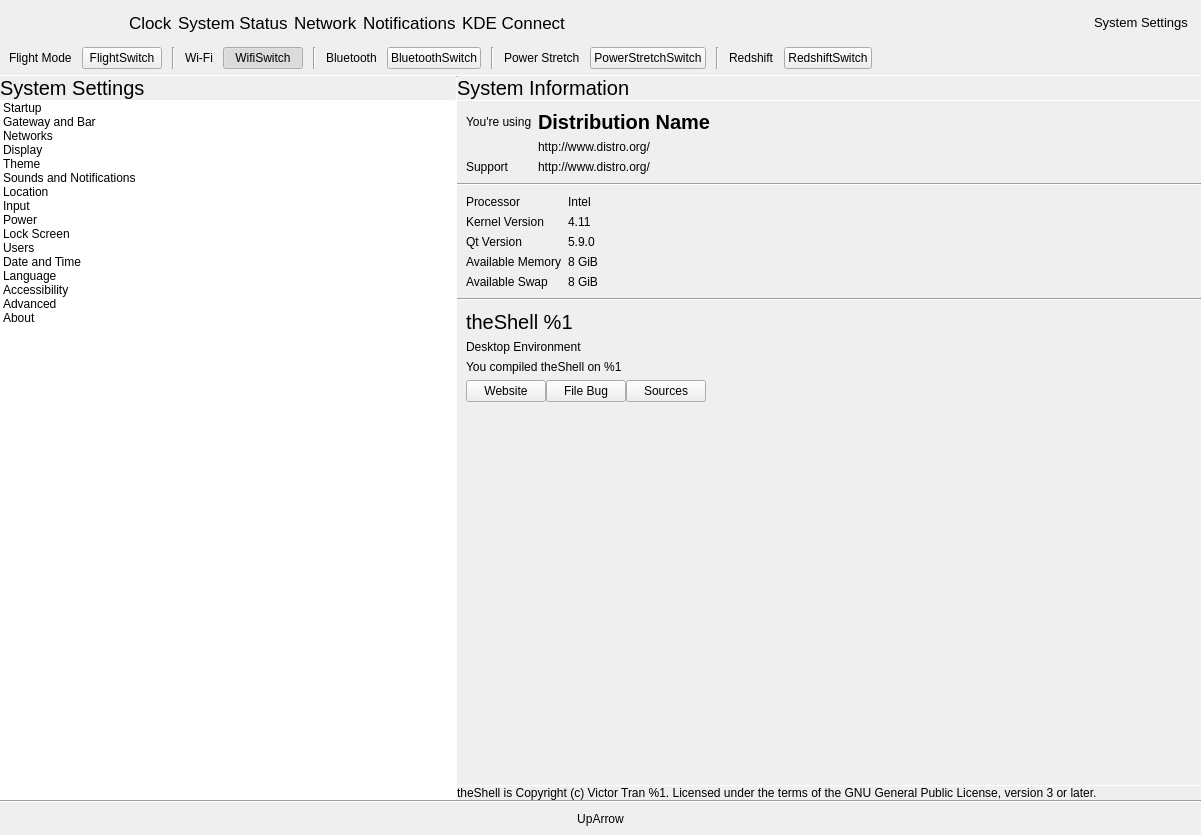
Qt form shell/infopanedropdown.ui (vicr123/theshell) before a commit.
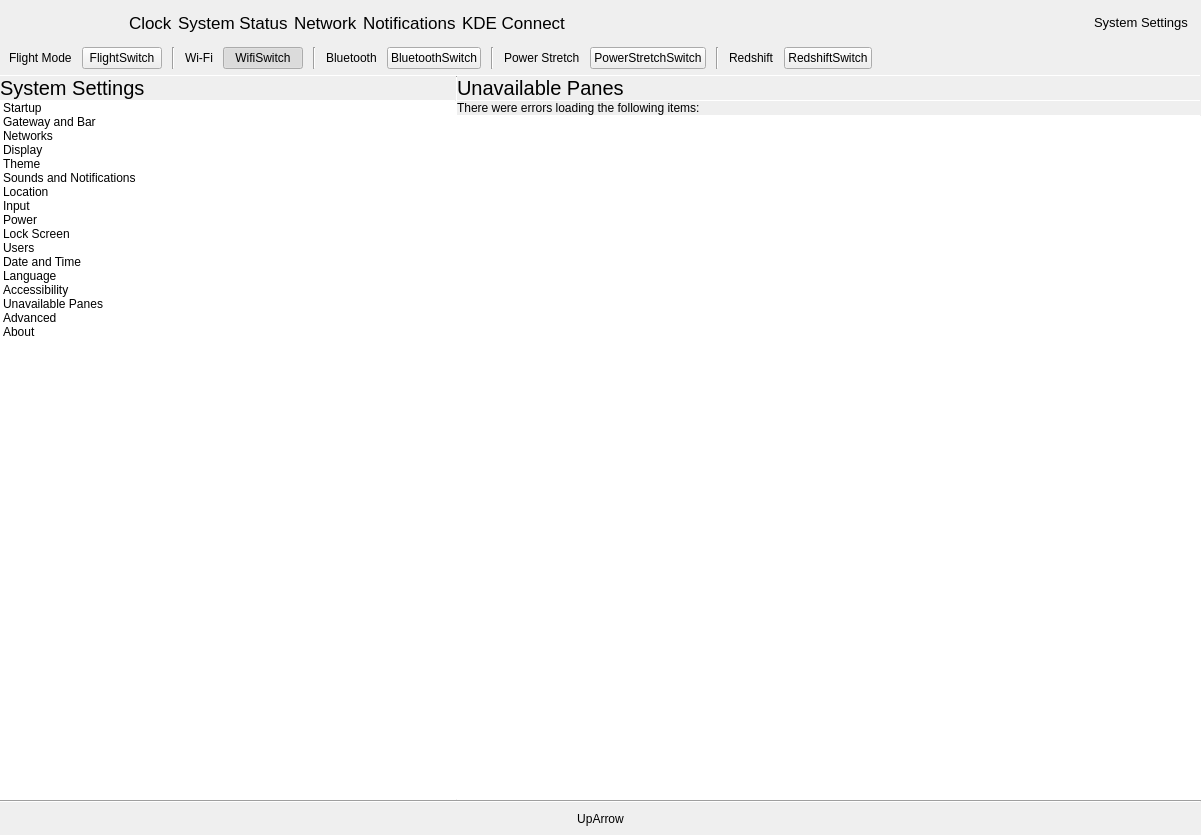
The same form after that commit. Icons and pictures are not drawn. Custom widgets are drawn as their Qt base class.

Commit message: Plugins can now add functionality to the Status Center and System Settings

```diff
--- a/shell/infopanedropdown.ui
+++ b/shell/infopanedropdown.ui
@@ -2097,6 +2097,14 @@
                    <normaloff>.</normaloff>.</iconset>
                  </property>
                 </item>
+                <item>
+                 <property name="text">
+                  <string>Unavailable Panes</string>
+                 </property>
+                 <property name="icon">
+                  <iconset theme="dialog-warning"/>
+                 </property>
+                </item>
                 <item>
                  <property name="text">
                   <string>Advanced</string>
@@ -2144,7 +2152,7 @@
              </sizepolicy>
             </property>
             <property name="currentIndex">
-             <number>15</number>
+             <number>14</number>
             </property>
             <widget class="QWidget" name="StartupSettings">
              <layout class="QVBoxLayout" name="verticalLayout_9">
@@ -6337,6 +6345,86 @@
               </item>
              </layout>
             </widget>
+            <widget class="QWidget" name="UnavailablePanesPage">
+             <layout class="QVBoxLayout" name="verticalLayout_58">
+              <property name="spacing">
+               <number>0</number>
+              </property>
+              <property name="leftMargin">
+               <number>0</number>
+              </property>
+              <property name="topMargin">
+               <number>0</number>
+              </property>
+              <property name="rightMargin">
+               <number>0</number>
+              </property>
+              <property name="bottomMargin">
+               <number>0</number>
+              </property>
+              <item>
+               <widget class="QLabel" name="label_110">
+                <property name="font">
+                 <font>
+                  <pointsize>15</pointsize>
+                 </font>
+                </property>
+                <property name="text">
+                 <string>Unavailable Panes</string>
+                </property>
+                <property name="margin">
+                 <number>9</number>
+                </property>
+               </widget>
+              </item>
+              <item>
+               <widget class="Line" name="line_52">
+                <property name="maximumSize">
+                 <size>
+                  <width>16777215</width>
+                  <height>1</height>
+                 </size>
+                </property>
+                <property name="orientation">
+                 <enum>Qt::Horizontal</enum>
+                </property>
+               </widget>
+              </item>
+              <item>
+               <widget class="QLabel" name="label_111">
+                <property name="text">
+                 <string>There were errors loading the following items:</string>
+                </property>
+                <property name="margin">
+                 <number>9</number>
+                </property>
+               </widget>
+              </item>
+              <item>
+               <widget class="Line" name="line_53">
+                <property name="maximumSize">
+                 <size>
+                  <width>16777215</width>
+                  <height>1</height>
+                 </size>
+                </property>
+                <property name="orientation">
+                 <enum>Qt::Horizontal</enum>
+                </property>
+               </widget>
+              </item>
+              <item>
+               <widget class="QTableWidget" name="settingsUnavailableTable">
+                <property name="frameShape">
+                 <enum>QFrame::NoFrame</enum>
+                </property>
+                <attribute name="verticalHeaderVisible">
+                 <bool>false</bool>
+                </attribute>
+               </widget>
+              </item>
+             </layout>
+            </widget>
             <widget class="QWidget" name="DangerSettings">
              <layout class="QVBoxLayout" name="verticalLayout_48">
               <property name="spacing">
@@ -6915,14 +7003,6 @@
   </layout>
  </widget>
  <customwidgets>
-  <customwidget>
-   <class>ClickableLabel</class>
-   <extends>QLabel</extends>
-   <header>clickablelabel.h</header>
-   <slots>
-    <signal>clicked()</signal>
-   </slots>
-  </customwidget>
   <customwidget>
    <class>AnimatedStackedWidget</class>
    <extends>QStackedWidget</extends>
@@ -6938,6 +7018,14 @@
     <signal>networkAvailable(bool)</signal>
    </slots>
   </customwidget>
+  <customwidget>
+   <class>ClickableLabel</class>
+   <extends>QLabel</extends>
+   <header>clickablelabel.h</header>
+   <slots>
+    <signal>clicked()</signal>
+   </slots>
+  </customwidget>
   <customwidget>
    <class>Switch</class>
    <extends>QPushButton</extends>
```
Left out of the diff: 17 changed lines with no effect on the pictures. Lines whose indentation alone changed are shown as unchanged. The commit also changes 18 other files.
